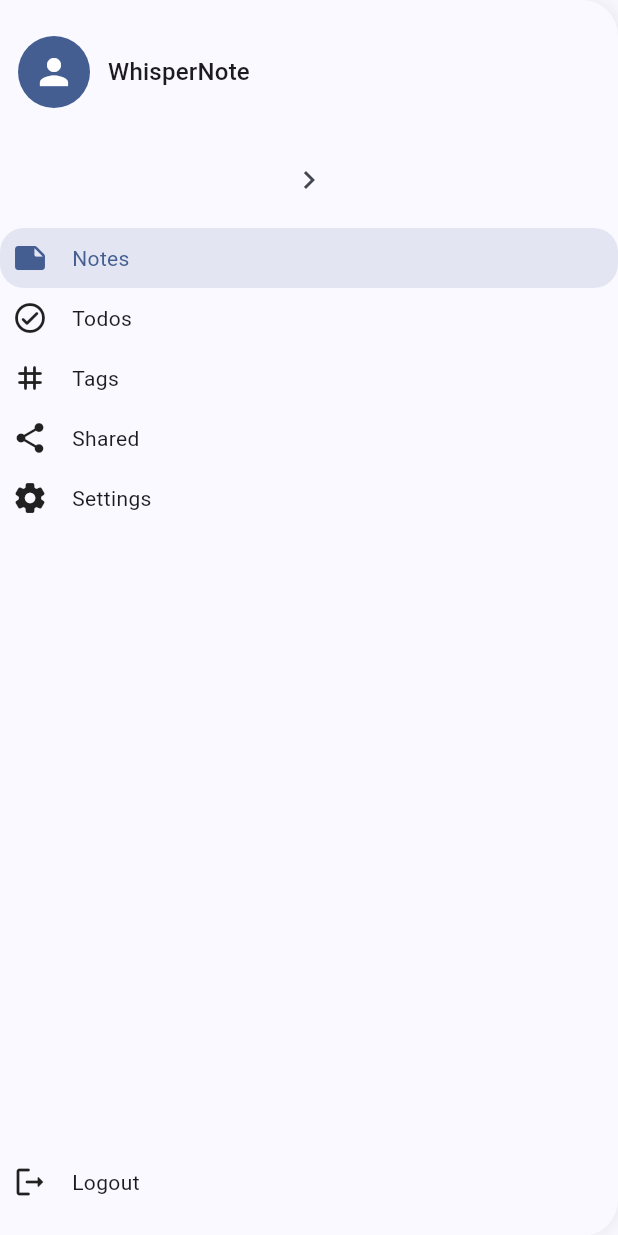
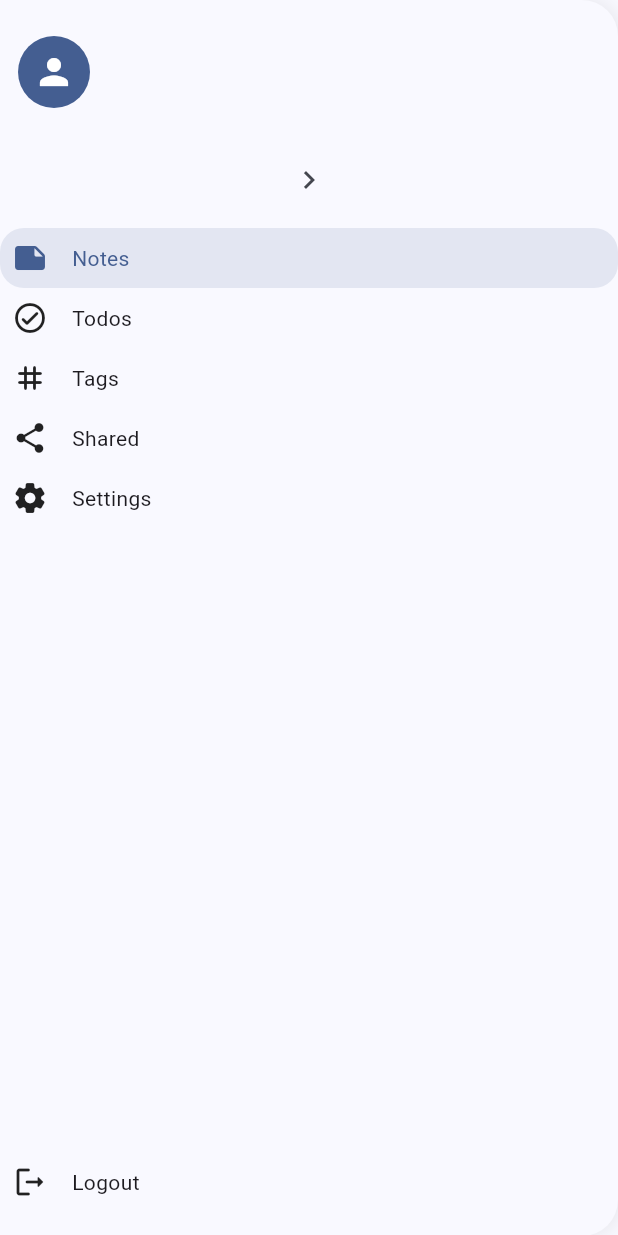
Before and after one commit to Buildathonzx/whisperrnote, a Flutter app: the ModernSidebar widget shown alone on an empty page, opened directly with empty values, after a tap on the "chevron left" icon, after a tap on "Todos", on a phone screen of 412 x 824 dp. Run offline on Flutter 3.47's test engine with Material 3 defaults, Android fonts, the phone set to English and light mode, and no system bars; our stand-ins replace appwrite, connectivity_plus, flutter_animate, flutter_markdown, flutter_riverpod, go_router and 4 more; missing offline and left inert: flutter_resizable_container; accounts and stored records are empty; project files that could hold a hidden picture were left out.

Commit message:
🔁 feat: integrate resizable sidebar in ModernSidebar and update AppShell for improved navigation

```diff
--- a/apps/lib/modern_sidebar.dart
+++ b/apps/lib/modern_sidebar.dart
@@ -1,13 +1,17 @@
 import 'package:flutter/material.dart';
+import 'package:flutter_resizable_container/flutter_resizable_container.dart';
+import 'package:go_router/go_router.dart';
 
 class ModernSidebar extends StatefulWidget {
   final int selectedIndex;
   final ValueChanged<int> onItemSelected;
+  final ResizableController? resizableController;
 
   const ModernSidebar({
     Key? key,
     required this.selectedIndex,
     required this.onItemSelected,
+    this.resizableController,
   }) : super(key: key);
 
   @override
@@ -21,19 +25,46 @@ class _ModernSidebarState extends State<ModernSidebar> {
     setState(() {
       _expanded = !_expanded;
     });
+    if (widget.resizableController != null) {
+      widget.resizableController!.setSizes([
+        _expanded
+            ? const ResizableSize.pixels(320, min: 64, max: 320)
+            : const ResizableSize.pixels(64, min: 64, max: 320),
+        const ResizableSize.expand(),
+      ]);
+    }
+  }
+
+  void _onNavTap(BuildContext context, int index) {
+    switch (index) {
+      case 0:
+        context.go('/notes');
+        break;
+      case 1:
+        context.go('/todos');
+        break;
+      case 2:
+        context.go('/tags');
+        break;
+      case 3:
+        context.go('/shared');
+        break;
+      case 4:
+        context.go('/settings');
+        break;
+    }
+    widget.onItemSelected(index);
   }
 
   @override
   Widget build(BuildContext context) {
     final items = [
-      const _SidebarItem(icon: Icons.note_rounded, label: 'Notes'),
-      const _SidebarItem(
-          icon: Icons.check_circle_outline_rounded, label: 'Todos'),
-      const _SidebarItem(icon: Icons.tag_rounded, label: 'Tags'),
-      const _SidebarItem(icon: Icons.share, label: 'Shared'),
-      const _SidebarItem(icon: Icons.settings_rounded, label: 'Settings'),
+      _SidebarItem(icon: Icons.note_rounded, label: 'Notes'),
+      _SidebarItem(icon: Icons.check_circle_outline_rounded, label: 'Todos'),
+      _SidebarItem(icon: Icons.tag_rounded, label: 'Tags'),
+      _SidebarItem(icon: Icons.share, label: 'Shared'),
+      _SidebarItem(icon: Icons.settings_rounded, label: 'Settings'),
     ];
-    // Remove any fixed width or AnimatedContainer, let parent control width
     return Container(
       decoration: BoxDecoration(
         color: Theme.of(context).colorScheme.surface,
@@ -59,6 +90,9 @@ class _ModernSidebarState extends State<ModernSidebar> {
                   padding: const EdgeInsets.symmetric(
                       vertical: 24.0, horizontal: 12),
                   child: Row(
+                    mainAxisAlignment: isCollapsed
+                        ? MainAxisAlignment.center
+                        : MainAxisAlignment.start,
                     children: [
                       CircleAvatar(
                         radius: 24,
@@ -66,13 +100,6 @@ class _ModernSidebarState extends State<ModernSidebar> {
                         child: const Icon(Icons.person,
                             size: 28, color: Colors.white),
                       ),
-                      if (!isCollapsed) ...[
-                        const SizedBox(width: 12),
-                        Text(
-                          'WhisperNote',
-                          style: Theme.of(context).textTheme.titleMedium,
-                        ),
-                      ]
                     ],
                   ),
                 ),
@@ -89,7 +116,7 @@ class _ModernSidebarState extends State<ModernSidebar> {
                     label: items[i].label,
                     selected: widget.selectedIndex == i,
                     expanded: !isCollapsed,
-                    onTap: () => widget.onItemSelected(i),
+                    onTap: () => _onNavTap(context, i),
                   ),
                 const Spacer(),
                 _SidebarTile(
@@ -141,7 +168,7 @@ class _SidebarTile extends StatelessWidget {
         borderRadius: BorderRadius.circular(16),
         onTap: onTap,
         child: Padding(
-          padding: const EdgeInsets.symmetric(horizontal: 8, vertical: 8),
+          padding: EdgeInsets.symmetric(horizontal: 8, vertical: 8),
           child: Row(
             children: [
               Icon(icon,
--- a/apps/lib/router.dart
+++ b/apps/lib/router.dart
@@ -11,6 +11,7 @@ import 'package:whisperrnote_app/features/settings/settings_screen.dart';
 import 'package:whisperrnote_app/features/dashboard/dashboard_screen.dart';
 import 'modern_sidebar.dart';
 import 'modern_bottom_bar.dart';
+import 'package:flutter_resizable_container/flutter_resizable_container.dart';
 
 final router = GoRouter(
   initialLocation: '/notes',
@@ -73,19 +74,26 @@ class AppShell extends StatefulWidget {
 
 class _AppShellState extends State<AppShell> {
   int _selectedIndex = 0;
+  final ResizableController _sidebarController = ResizableController();
+
+  @override
+  void dispose() {
+    _sidebarController.dispose();
+    super.dispose();
+  }
 
   void _onSidebarItemSelected(int index) {
     setState(() {
       _selectedIndex = index;
     });
-    // TODO: Add navigation logic for sidebar
+    // Navigation handled in ModernSidebar
   }
 
   void _onBottomBarTap(int index) {
     setState(() {
       _selectedIndex = index;
     });
-    // TODO: Add navigation logic for bottom bar
+    // Navigation handled in ModernBottomBar
   }
 
   @override
@@ -93,13 +101,22 @@ class _AppShellState extends State<AppShell> {
     final isLargeScreen = MediaQuery.of(context).size.width >= 800;
     return Scaffold(
       body: isLargeScreen
-          ? Row(
+          ? ResizableContainer(
+              controller: _sidebarController,
+              direction: Axis.horizontal,
               children: [
-                ModernSidebar(
-                  selectedIndex: _selectedIndex,
-                  onItemSelected: _onSidebarItemSelected,
+                ResizableChild(
+                  size: const ResizableSize.pixels(220, min: 64, max: 320),
+                  child: ModernSidebar(
+                    selectedIndex: _selectedIndex,
+                    onItemSelected: _onSidebarItemSelected,
+                    resizableController: _sidebarController,
+                  ),
                 ),
-                Expanded(child: widget.child),
+                ResizableChild(
+                  size: const ResizableSize.expand(),
+                  child: widget.child,
+                ),
               ],
             )
           : widget.child,
```
